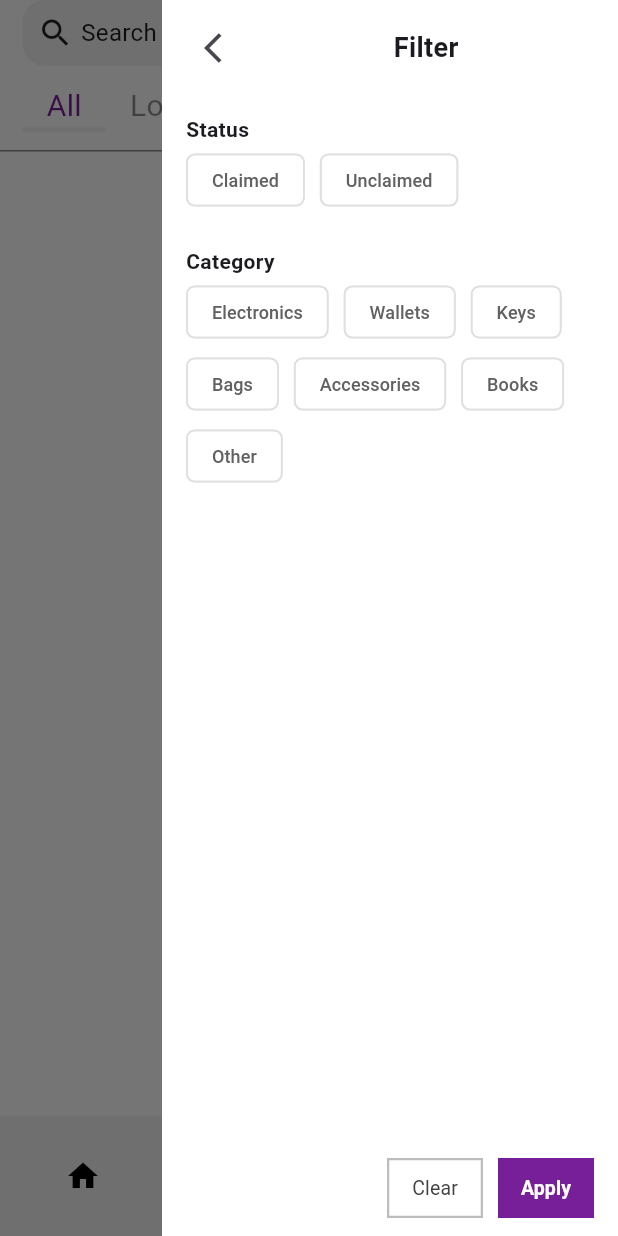
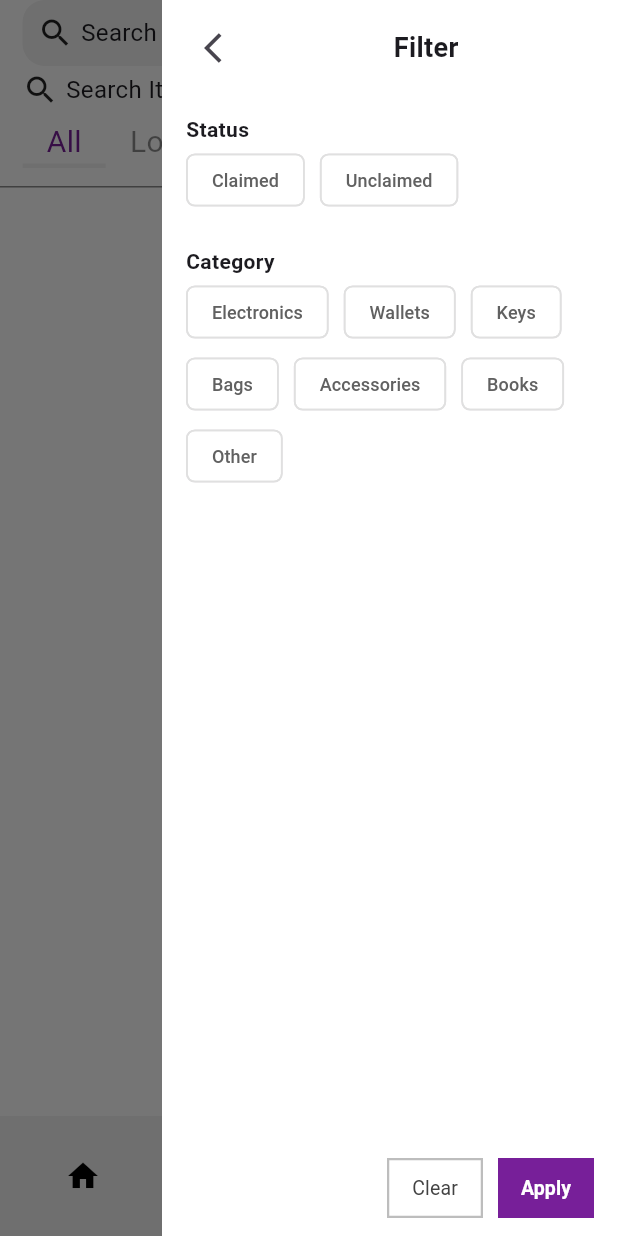
Before and after one commit to ZainabJameel300/UniFind, a Flutter app: the screen it shows once a user with an empty profile is signed in, with the side drawer open, on a phone screen of 412 x 824 dp. Run offline on Flutter 3.47's test engine with Material 3 defaults, Android fonts, the phone set to English and light mode, and no system bars; our stand-ins replace cloud_firestore, firebase_auth, firebase_core; accounts and stored records are empty.

Commit message:
Small changes on UI

```diff
--- a/lib/pages/home_page.dart
+++ b/lib/pages/home_page.dart
@@ -1,8 +1,8 @@
 import 'package:firebase_auth/firebase_auth.dart';
-import 'package:flutter/foundation.dart';
 import 'package:flutter/material.dart';
 import 'package:provider/provider.dart';
 import 'package:unifind/Components/filters_tabs.dart';
+import 'package:unifind/Components/post_search.dart';
 import 'package:unifind/components/post.dart';
 import 'package:cloud_firestore/cloud_firestore.dart';
 import 'package:unifind/providers/filter_provider.dart';
@@ -53,6 +53,7 @@ class _HomePageState extends State<HomePage> {
 
   @override
   Widget build(BuildContext context) {
+    bool hasAnyFilter = Provider.of<FilterProvider>(context, listen: false).hasAnyFilter;
     return SafeArea(
       child: Center(
         child: Column(
@@ -101,6 +102,24 @@ class _HomePageState extends State<HomePage> {
                     ],
                   ),
                   const SizedBox(height: 4.0),
+                  GestureDetector(
+                    onTap: () {
+                      showSearch(
+                        context: context,
+                        delegate: PostSearch(),
+                      );
+                    },
+                    child: const Row(
+                      children: [
+                        Icon(Icons.search),
+                        SizedBox(width: 5.0),
+                        Text("Search Items", style: TextStyle(fontSize: 16.0)),
+                        Spacer(),
+                        Icon(Icons.photo_camera_outlined),
+                      ],
+                    ),
+                  ),
+
 
                   // filters
                   Row(
@@ -115,11 +134,17 @@ class _HomePageState extends State<HomePage> {
                             onTap: () {
                               Scaffold.of(context).openEndDrawer();
                             },
-                            child: const Row(
+                            child: Row(
                               mainAxisAlignment: MainAxisAlignment.end,
                               children: [
-                                Icon(Icons.filter_alt_outlined),
-                                Icon(Icons.density_medium, size: 18.0,),
+                                Icon(Icons.filter_alt_outlined, color: hasAnyFilter
+                                      ? const Color.fromARGB(255, 119, 31, 153)
+                                      : Colors.black,
+                                ),
+                                Icon(Icons.density_medium, size: 18.0, color: hasAnyFilter
+                                      ? const Color.fromARGB(255, 119, 31, 153)
+                                      : Colors.black,
+                                ),
                               ],
                             ),
                           );
@@ -150,7 +175,6 @@ class _HomePageState extends State<HomePage> {
                     // no post found
                     final posts = snapshot.data!.docs;
                     if (posts.isEmpty) {
-                      bool hasAnyFilter = Provider.of<FilterProvider>(context, listen: false).hasAnyFilter;
                       return Center(
                         child: Text(
                           hasAnyFilter ? "No results for current filters" : "No posts yet",
```
Also changed, not shown: lib/components/post.dart (+37 -42 lines).
